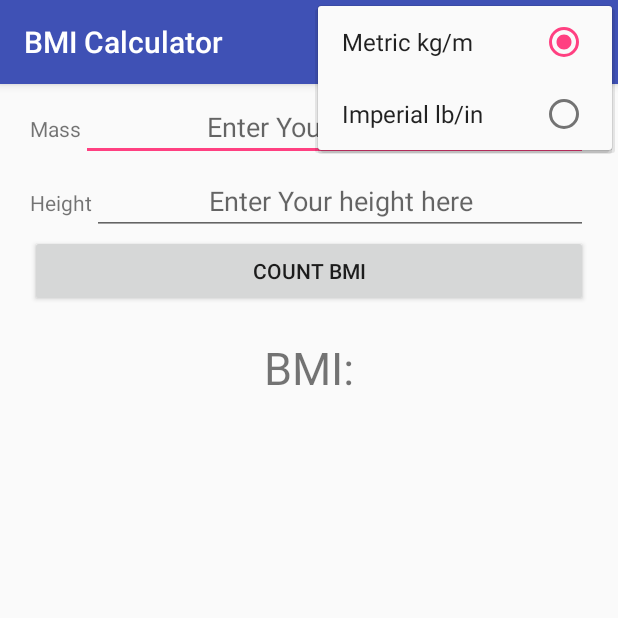
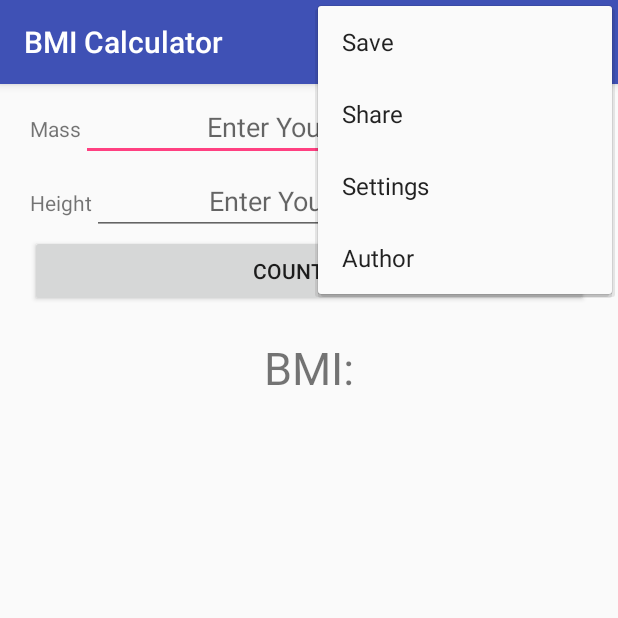
Before and after one commit to tomkecy/BMICalculator, an Android app: the screen it shows after launch (MainActivity), with the options menu open, on a phone screen of 412 x 824 dp, the top half of it. Run offline under Robolectric (Android 15) with nearby library versions, the phone set to English and light mode, and no system bars.

Commit message:
Added new activities

```diff
--- a/app/src/main/AndroidManifest.xml
+++ b/app/src/main/AndroidManifest.xml
@@ -11,9 +11,12 @@
         <activity android:name=".MainActivity">
             <intent-filter>
                 <action android:name="android.intent.action.MAIN" />
+
                 <category android:name="android.intent.category.LAUNCHER" />
             </intent-filter>
         </activity>
+        <activity android:name=".SettingsActivity" />
+        <activity android:name=".AuthorActivity"></activity>
     </application>
 
 </manifest>
--- a/app/src/main/java/cybulski/tomasz/tomaszcybulskilab1/MainActivity.java
+++ b/app/src/main/java/cybulski/tomasz/tomaszcybulskilab1/MainActivity.java
@@ -1,5 +1,8 @@
 package cybulski.tomasz.tomaszcybulskilab1;
 
+import android.content.Context;
+import android.content.Intent;
+import android.content.SharedPreferences;
 import android.graphics.Color;
 import android.support.v7.app.AppCompatActivity;
 import android.os.Bundle;
@@ -10,11 +13,22 @@ import android.widget.EditText;
 import android.widget.TextView;
 import android.widget.Toast;
 
+import java.util.Locale;
+/*
+*TODO
+* przyciski:
+* - save
+* - share - wyskakuje lista aplikacji
+* - author - opis + zdjęcie
+* ma zachować wyliczone dane po obróceniu i don't keep activity
+*
+*
+*/
 
 public class MainActivity extends AppCompatActivity {
 
-    UnitOfMeasure unit = UnitOfMeasure.METRIC;
     private ICountBMI countBMI;
+
     @Override
     protected void onCreate(Bundle savedInstanceState) {
         super.onCreate(savedInstanceState);
@@ -23,8 +37,14 @@ public class MainActivity extends AppCompatActivity {
     }
 
     @Override
+    protected void onResume(){
+        super.onResume();
+        setBMICounter();
+    }
+
+    @Override
     public boolean onCreateOptionsMenu(Menu menu) {
-        getMenuInflater().inflate(R.menu.unit_selection_menu, menu);
+        getMenuInflater().inflate(R.menu.calculator_menu, menu);
         return true;
     }
 
@@ -34,7 +54,7 @@ public class MainActivity extends AppCompatActivity {
             float mass = Float.parseFloat(((EditText) findViewById(R.id.edit_text_mass)).getText().toString());
             float countedBMI = countBMI.countBMI(mass, height);
             TextView textViewBMIResult = (TextView) findViewById(R.id.text_view_result_bmi);
-            textViewBMIResult.setText(String.valueOf(countedBMI));
+            textViewBMIResult.setText(String.format(Locale.getDefault(), "%.2f", countedBMI));
             setTextViewResultMessage(countedBMI, textViewBMIResult);
 
         } catch (InvalidMassOrHeightException e){
@@ -68,30 +88,23 @@ public class MainActivity extends AppCompatActivity {
         textViewBMIResult.setTextColor(textMessageColor);
     }
 
-    public void setUnits(MenuItem menuItem){
-        switch (menuItem.getItemId()){
-            case R.id.use_imperial_units:
-                unit = UnitOfMeasure.IMPERIAL;
-                menuItem.setChecked(true);
-                break;
-            case R.id.use_metric_units:
-                unit = UnitOfMeasure.METRIC;
-                menuItem.setChecked(true);
-                break;
-            default:
-                break;
+    private void setBMICounter(){
+        SharedPreferences sharedPreferences = getPreferences(Context.MODE_PRIVATE);
+        boolean useMetricUnits = sharedPreferences.getBoolean(getString(R.string.use_metric_units_shared_pref_key), true);
+        if(useMetricUnits){
+            countBMI = new CountBMIMetric();
+        } else {
+            countBMI = new CountBMIImperial();
         }
-        setBMICounter();
     }
 
-    private void setBMICounter(){
-        switch (unit){
-            case IMPERIAL:
-                countBMI = new CountBMIImperial();
-                break;
-            case METRIC:
-                countBMI = new CountBMIMetric();
-                break;
-        }
+    public void startSettingsActivity(MenuItem menuItem){
+        Intent intent = new Intent(this, SettingsActivity.class);
+        startActivity(intent);
+    }
+
+    public void startAuthorActivity(MenuItem menuItem){
+        Intent intent = new Intent(this, AuthorActivity.class);
+        startActivity(intent);
     }
 }
--- /dev/null
+++ b/app/src/main/res/menu/calculator_menu.xml
@@ -0,0 +1,17 @@
+<?xml version="1.0" encoding="utf-8"?>
+<menu xmlns:android="http://schemas.android.com/apk/res/android">
+    <item android:id="@+id/menu_item_save"
+        android:title="@string/save"
+        />
+    <item android:id="@+id/menu_item_share"
+        android:title="@string/share"
+        />
+    <item android:id="@+id/menu_item_settings"
+        android:title="@string/settings"
+        android:onClick="startSettingsActivity"
+        />
+    <item android:id="@+id/menu_item_author"
+        android:title="@string/author"
+        android:onClick="startAuthorActivity"
+        />
+</menu>
--- a/app/src/main/res/menu/unit_selection_menu.xml
+++ /dev/null
@@ -1,14 +0,0 @@
-<?xml version="1.0" encoding="utf-8"?>
-<menu xmlns:android="http://schemas.android.com/apk/res/android">
-    <group android:checkableBehavior="single">
-        <item android:id="@+id/use_metric_units"
-            android:title="@string/metric_units"
-            android:onClick="setUnits"
-            android:checked="true"
-            />
-        <item android:id="@+id/use_imperial_units"
-            android:title="@string/imperial_units"
-            android:onClick="setUnits"
-            />
-    </group>
-</menu>
--- a/app/src/main/res/values/strings.xml
+++ b/app/src/main/res/values/strings.xml
@@ -10,9 +10,17 @@
     <string name="bmi_result_normal_range">Yours weight is correct!</string>
     <string name="bmi_result_overweight">You have overweight!</string>
     <string name="bmi_result_obese">You are obese, fatty!</string>
+
     <string name="incorrect_input_message">You\'ve entered incorrect data!</string>
     <string name="empty_input_message">Please enter height and mass</string>
+
     <string name="settings">Settings</string>
+    <string name="save">Save</string>
+    <string name="share">Share</string>
+    <string name="author">Author</string>
+
+    <string name="unit_label">Units:</string>
+    <string name="use_metric_units_shared_pref_key">use_metric_units</string>
     <string name="metric_units">Metric kg/m</string>
     <string name="imperial_units">Imperial lb/in</string>
 </resources>
```
Also changed, not shown: app/src/main/java/cybulski/tomasz/tomaszcybulskilab1/AuthorActivity.java (added, +13 -0 lines), app/src/main/java/cybulski/tomasz/tomaszcybulskilab1/SettingsActivity.java (added, +39 -0 lines), app/src/main/res/layout/activity_author.xml (added, +9 -0 lines), app/src/main/res/layout/activity_settings.xml (added, +32 -0 lines).
